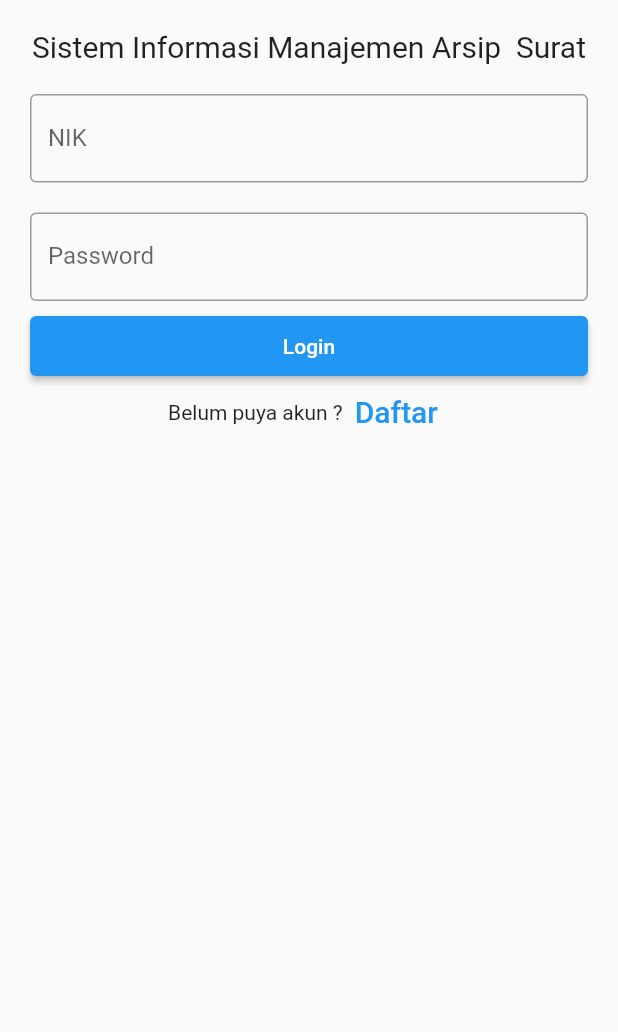
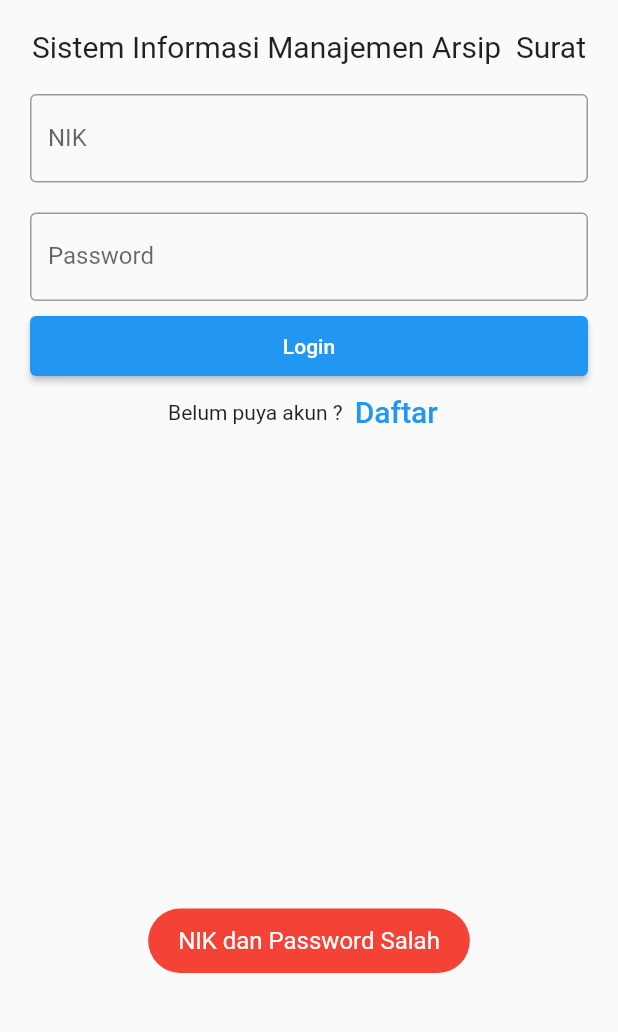
Before and after one commit to MuammarSST/simas_apps, a Flutter app: the screen it shows after launch, after a tap on "Login", on a phone screen of 412 x 824 dp, the part 167-1199 px from its top. Run offline on Flutter 3.47's test engine with Material 2 defaults, Android fonts, the phone set to English and light mode, and no system bars; our stand-ins replace fluttertoast; missing offline and left inert: mysql1.

Commit message:
sudah ada menu pendaftaran dan logika

```diff
--- a/lib/Daftar.dart
+++ b/lib/Daftar.dart
@@ -44,11 +44,11 @@ class _MyStatefulWidgetState extends State<MyStatefulWidget> {
     var username=usernameController.text;
     var password=passwordController.text;
 
-    db.getConnection().then((conn) async {
+    db.getConnection().then((conn){
 
-      String sql = "INSERT INTO user (nik, username, password) VALUES ('$nik', '$username', '$password')";
+      String sql = "INSERT INTO user (nik, username, password) VALUES ('$nik', '$username', md5'$password')";
       // print(sql);
-      var result = await conn.query(sql);
+      conn.query(sql).then((results) {
         Fluttertoast.showToast(
             msg: "Daftar Berhasil",
             toastLength: Toast.LENGTH_SHORT,
@@ -61,6 +61,7 @@ class _MyStatefulWidgetState extends State<MyStatefulWidget> {
 
         Navigator.push(
           context, MaterialPageRoute(builder: (context) => MyApp(),),);
+      });
 
       conn.close();
     });
--- a/lib/main.dart
+++ b/lib/main.dart
@@ -38,27 +38,58 @@ class _MyStatefulWidgetState extends State<MyStatefulWidget> {
   var db = new Mysql();
 
 
-  prosesDaftar(){
+  kembaliDaftar(){
     Navigator.push(
       context, MaterialPageRoute(builder: (context) => Daftar(),),);
   }
 
-  prosesLogin() {
+  prosesLogin(){
     var nik=nikController.text;
     var password=passwordController.text;
 
+    if(nik.isEmpty){
+      Fluttertoast.showToast(
+          msg: "Masukan NIK",
+          toastLength: Toast.LENGTH_SHORT,
+          gravity: ToastGravity.BOTTOM,
+          timeInSecForIosWeb: 1,
+          backgroundColor: Colors.red,
+          textColor: Colors.white,
+          fontSize: 16.0
+      );
 
-    db.getConnection().then((conn) {
-      String sql = "select * from user where nik ='$nik' and password = '$password'";
-      // print(sql);
-      conn.query(sql).then((results) {
+    }
+    if(password.isEmpty){
+      Fluttertoast.showToast(
+          msg: "Masukan Password",
+          toastLength: Toast.LENGTH_SHORT,
+          gravity: ToastGravity.BOTTOM,
+          timeInSecForIosWeb: 1,
+          backgroundColor: Colors.red,
+          textColor: Colors.white,
+          fontSize: 16.0
+      );
 
-        for(var row in results){
+    }
 
-          setState(() {
 
-            print(row[1]);
-            print(row[3]);
+      db.getConnection().then((conn) {
+        String sql = "select * from user where nik ='$nik' and password = '$password'";
+        conn.query(sql).then((results) {
+          if(results.isEmpty){
+            print('gagal login');
+            Fluttertoast.showToast(
+                msg: "NIK dan Password Salah",
+                toastLength: Toast.LENGTH_SHORT,
+                gravity: ToastGravity.BOTTOM,
+                timeInSecForIosWeb: 1,
+                backgroundColor: Colors.red,
+                textColor: Colors.white,
+                fontSize: 16.0
+            );
+          }
+          for(var row in results){
+            print(row);
             Fluttertoast.showToast(
                 msg: "Login Berhasil",
                 toastLength: Toast.LENGTH_SHORT,
@@ -70,13 +101,16 @@ class _MyStatefulWidgetState extends State<MyStatefulWidget> {
             );
             Navigator.push(
               context, MaterialPageRoute(builder: (context) => DashBoard(),),);
+          }
 
 
-          });
-        }
+
+
+        });
+        conn.close();
       });
-      conn.close();
-    });
+
+
   }
 
   @override
@@ -141,7 +175,7 @@ class _MyStatefulWidgetState extends State<MyStatefulWidget> {
                     'Daftar',
                     style: TextStyle(fontSize: 20),
                   ),
-                  onPressed: prosesDaftar,
+                  onPressed: kembaliDaftar,
                 )
               ],
               mainAxisAlignment: MainAxisAlignment.center,
```
Lines whose indentation alone changed are shown as unchanged.
